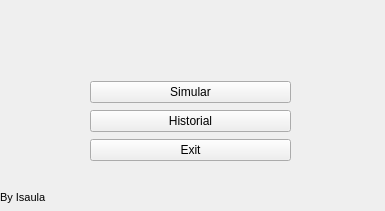
Above: menu.ui from lisaula/Proyecto_ED_SimuladorSemaforo before the change. Below: the same form after it.
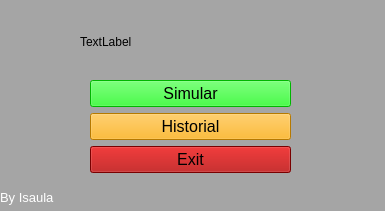
That is the form after the change.

```diff
--- a/menu.ui
+++ b/menu.ui
@@ -13,6 +13,11 @@
   <property name="windowTitle">
    <string>Form</string>
   </property>
+  <property name="styleSheet">
+   <string notr="true">background-color: rgb(165, 165, 165);
+border-color: rgb(255, 255, 255);
+</string>
+  </property>
   <widget class="QLabel" name="label">
    <property name="geometry">
     <rect>
@@ -24,25 +29,36 @@
    </property>
    <property name="font">
     <font>
-     <pointsize>8</pointsize>
+     <pointsize>10</pointsize>
     </font>
    </property>
+   <property name="styleSheet">
+    <string notr="true">color: rgb(255, 255, 255);</string>
+   </property>
    <property name="text">
     <string>By Isaula</string>
    </property>
   </widget>
-  <widget class="QWidget" name="">
+  <widget class="QWidget" name="layoutWidget">
    <property name="geometry">
     <rect>
      <x>90</x>
      <y>80</y>
      <width>201</width>
-     <height>83</height>
+     <height>95</height>
     </rect>
    </property>
    <layout class="QGridLayout" name="gridLayout">
     <item row="0" column="0">
      <widget class="QPushButton" name="Simular">
+      <property name="font">
+       <font>
+        <pointsize>12</pointsize>
+       </font>
+      </property>
+      <property name="styleSheet">
+       <string notr="true">background-color: rgb(0, 255, 0);</string>
+      </property>
       <property name="text">
        <string>Simular</string>
       </property>
@@ -50,6 +66,14 @@
     </item>
     <item row="2" column="0">
      <widget class="QPushButton" name="Exit">
+      <property name="font">
+       <font>
+        <pointsize>12</pointsize>
+       </font>
+      </property>
+      <property name="styleSheet">
+       <string notr="true">background-color: rgb(170, 0, 0);</string>
+      </property>
       <property name="text">
        <string>Exit</string>
       </property>
@@ -57,6 +81,14 @@
     </item>
     <item row="1" column="0">
      <widget class="QPushButton" name="Historial">
+      <property name="font">
+       <font>
+        <pointsize>12</pointsize>
+       </font>
+      </property>
+      <property name="styleSheet">
+       <string notr="true">background-color: rgb(255, 170, 0);</string>
+      </property>
       <property name="text">
        <string>Historial</string>
       </property>
@@ -64,10 +96,32 @@
     </item>
    </layout>
   </widget>
-  <zorder>Simular</zorder>
-  <zorder>Historial</zorder>
-  <zorder>Exit</zorder>
-  <zorder>Historial</zorder>
+  <widget class="QLabel" name="Logo">
+   <property name="geometry">
+    <rect>
+     <x>80</x>
+     <y>20</y>
+     <width>220</width>
+     <height>43</height>
+    </rect>
+   </property>
+   <property name="minimumSize">
+    <size>
+     <width>220</width>
+     <height>43</height>
+    </size>
+   </property>
+   <property name="maximumSize">
+    <size>
+     <width>220</width>
+     <height>43</height>
+    </size>
+   </property>
+   <property name="text">
+    <string>TextLabel</string>
+   </property>
+  </widget>
+  <zorder>layoutWidget</zorder>
   <zorder>label</zorder>
  </widget>
  <resources/>
```
Left out of the diff: 1 changed line with no effect on the pictures.
